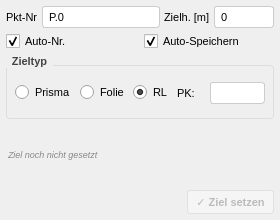
The window that zielpunkt_dialog_base.ui (geopackix/qgis_sokkia) describes before a commit, drawn with Qt 5.
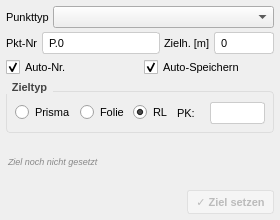
The same window after the commit.

What changed in the file:
```diff
--- a/zielpunkt_dialog_base.ui
+++ b/zielpunkt_dialog_base.ui
@@ -16,6 +16,26 @@
    <property name="rightMargin"><number>6</number></property>
    <property name="bottomMargin"><number>6</number></property>
 
+   <!-- Punkttyp-Prefix Dropdown -->
+   <item>
+    <layout class="QHBoxLayout" name="hl_prefix">
+     <property name="spacing"><number>4</number></property>
+     <item>
+      <widget class="QLabel" name="label_prefix"><property name="text"><string>Punkttyp</string></property></widget>
+     </item>
+     <item>
+      <widget class="QComboBox" name="combo_point_type">
+       <property name="toolTip"><string>Punkttyp-Prefix f&#xFC;r die Punktnummer</string></property>
+       <property name="sizePolicy">
+        <sizepolicy hsizetype="Expanding" vsizetype="Fixed">
+         <horstretch>1</horstretch><verstretch>0</verstretch>
+        </sizepolicy>
+       </property>
+      </widget>
+     </item>
+    </layout>
+   </item>
+
    <!-- Punkt-Nr und Zielh&#xF6;he -->
    <item>
     <layout class="QGridLayout" name="form_target">
```
